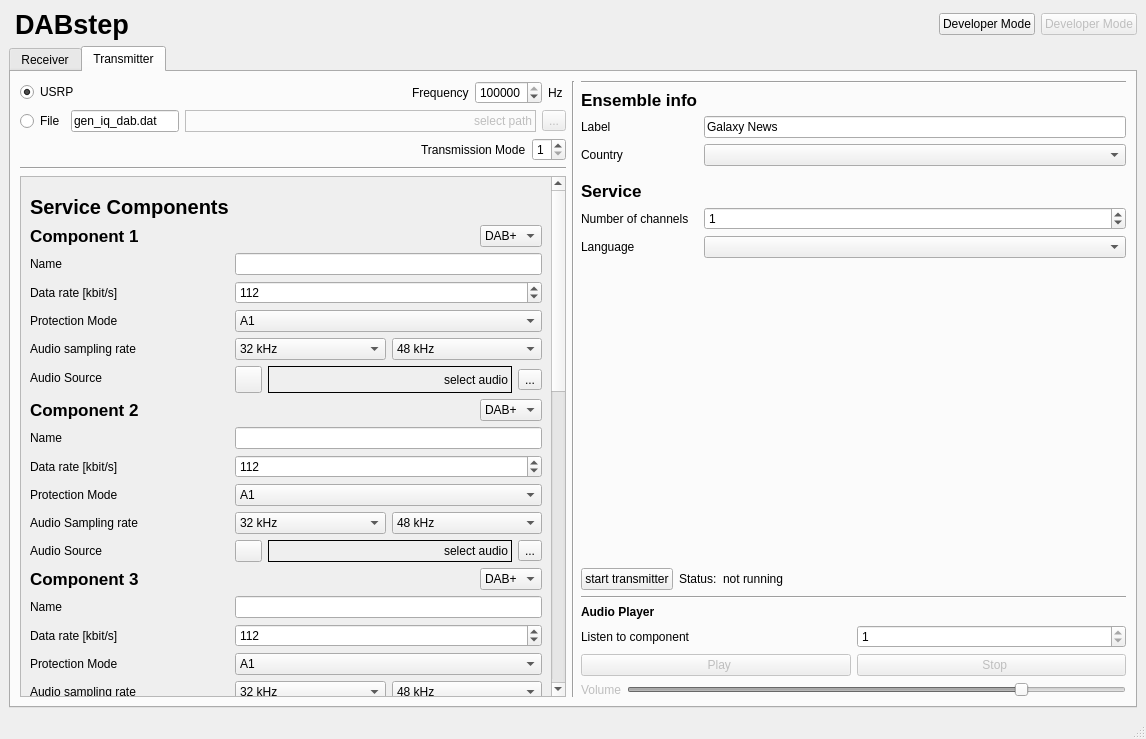
Old version of the form python/GUI/user_frontend.ui in the repository kit-cel/gr-dab.
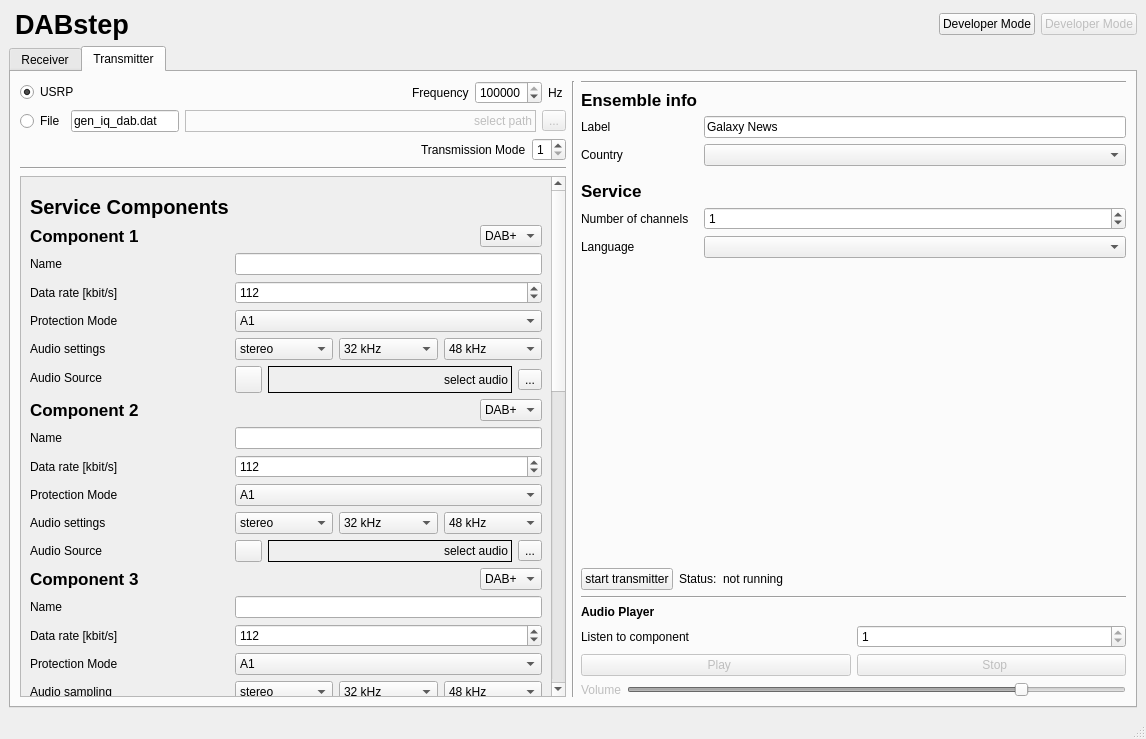
New version of the form. Icons and pictures are not drawn.

Commit message: transmitter: enable mono audio sources fixes #25

The edit to the form file:
```diff
--- a/python/GUI/user_frontend.ui
+++ b/python/GUI/user_frontend.ui
@@ -2366,21 +2366,21 @@
                     <item row="6" column="0">
                      <widget class="QLabel" name="t_label_audio_rate1">
                       <property name="text">
-                       <string>Audio sampling rate</string>
+                       <string>Audio settings</string>
                       </property>
                      </widget>
                     </item>
                     <item row="12" column="0">
                      <widget class="QLabel" name="t_label_audio_rate2">
                       <property name="text">
-                       <string>Audio Sampling rate</string>
+                       <string>Audio settings</string>
                       </property>
                      </widget>
                     </item>
                     <item row="18" column="0">
                      <widget class="QLabel" name="t_label_audio_rate3">
                       <property name="text">
-                       <string>Audio sampling rate</string>
+                       <string>Audio sampling</string>
                       </property>
                      </widget>
                     </item>
@@ -2414,6 +2414,20 @@
                     </item>
                     <item row="6" column="1">
                      <layout class="QHBoxLayout" name="horizontalLayout_2">
+                      <item>
+                       <widget class="QComboBox" name="t_combo_stereo1">
+                        <item>
+                         <property name="text">
+                          <string>stereo</string>
+                         </property>
+                        </item>
+                        <item>
+                         <property name="text">
+                          <string>mono</string>
+                         </property>
+                        </item>
+                       </widget>
+                      </item>
                       <item>
                        <widget class="QComboBox" name="t_combo_audio_rate1">
                         <item>
@@ -2446,6 +2460,20 @@
                     </item>
                     <item row="12" column="1">
                      <layout class="QHBoxLayout" name="horizontalLayout_33">
+                      <item>
+                       <widget class="QComboBox" name="t_combo_stereo2">
+                        <item>
+                         <property name="text">
+                          <string>stereo</string>
+                         </property>
+                        </item>
+                        <item>
+                         <property name="text">
+                          <string>mono</string>
+                         </property>
+                        </item>
+                       </widget>
+                      </item>
                       <item>
                        <widget class="QComboBox" name="t_combo_audio_rate2">
                         <item>
@@ -2478,6 +2506,20 @@
                     </item>
                     <item row="18" column="1">
                      <layout class="QHBoxLayout" name="horizontalLayout_34">
+                      <item>
+                       <widget class="QComboBox" name="t_combo_stereo3">
+                        <item>
+                         <property name="text">
+                          <string>stereo</string>
+                         </property>
+                        </item>
+                        <item>
+                         <property name="text">
+                          <string>mono</string>
+                         </property>
+                        </item>
+                       </widget>
+                      </item>
                       <item>
                        <widget class="QComboBox" name="t_combo_audio_rate3">
                         <item>
```
Left out of the diff: 67 changed lines with no effect on the pictures. The commit also changes 3 other files.
